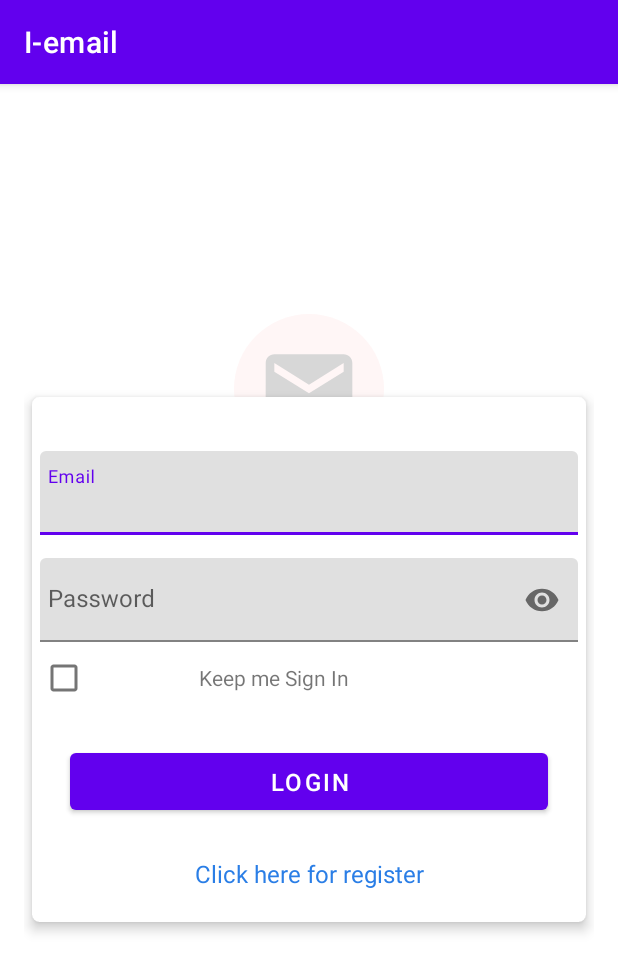
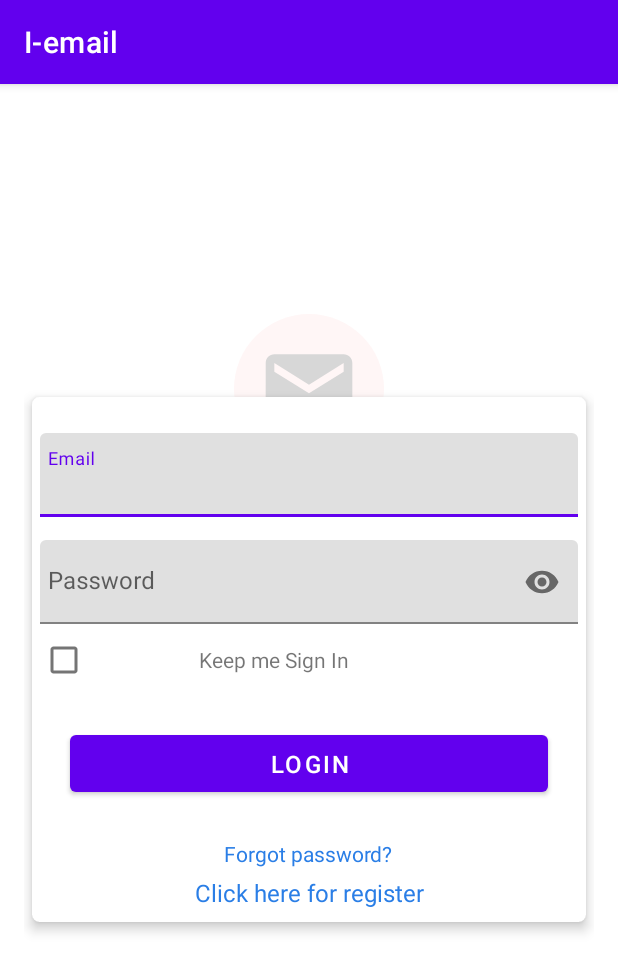
Before and after one commit to Rikanthan/voice_email, an Android app: the screen it shows after launch (MainActivity), on a phone screen of 412 x 824 dp. Shown: the top 972 px of the screen. Run offline under Robolectric (Android 15) with nearby library versions, the phone set to English and light mode, and no system bars; our stand-ins replace Firebase (no records; nobody signed in at launch, a user with empty details on screens opened directly).

Commit message:
reset password success

```diff
--- a/app/src/main/AndroidManifest.xml
+++ b/app/src/main/AndroidManifest.xml
@@ -1,7 +1,9 @@
 <?xml version="1.0" encoding="utf-8"?>
 <manifest xmlns:android="http://schemas.android.com/apk/res/android"
     package="com.example.i_email">
+
     <uses-permission android:name="android.permission.RECORD_AUDIO" />
+
     <application
         android:allowBackup="true"
         android:icon="@mipmap/ic_launcher"
@@ -9,7 +11,8 @@
         android:roundIcon="@mipmap/ic_launcher_round"
         android:supportsRtl="true"
         android:theme="@style/Theme.Iemail">
-        <activity android:name=".Home"></activity>
+        <activity android:name=".ResetPassword"></activity>
+        <activity android:name=".Home" />
         <activity android:name=".RegisterActivity" />
         <activity android:name=".MainActivity">
             <intent-filter>
--- a/app/src/main/java/com/example/i_email/MainActivity.java
+++ b/app/src/main/java/com/example/i_email/MainActivity.java
@@ -194,4 +194,9 @@ public class MainActivity extends AppCompatActivity implements View.OnClickListe
     public void onPointerCaptureChanged(boolean hasCapture) {
 
     }
+    public void resetPassword(View v)
+    {
+        Intent intent = new Intent(getApplicationContext(), ResetPassword.class);
+        startActivity(intent);
+    }
 }
--- a/app/src/main/res/layout/activity_main.xml
+++ b/app/src/main/res/layout/activity_main.xml
@@ -11,13 +11,12 @@
 
 
     <androidx.cardview.widget.CardView
-        xmlns:Card_View="http://schemas.android.com/apk/res-auto"
         android:layout_width="match_parent"
         android:layout_height="350dp"
         android:layout_margin="5dp"
         android:padding="10dp"
-        Card_View:cardCornerRadius="5dp"
-        Card_View:cardElevation="5dp">
+        app:cardCornerRadius="5dp"
+        app:cardElevation="5dp">
 
         <LinearLayout
             android:layout_width="match_parent"
@@ -80,7 +79,9 @@
                 android:layout_width="wrap_content"
                 android:layout_height="wrap_content"
                 android:text="Keep me Sign In"/>
+
             </LinearLayout>
+
             <Button
                 android:id="@+id/login"
                 android:layout_width="match_parent"
@@ -88,7 +89,18 @@
                 android:layout_margin="20dp"
                 android:text="@string/login"
                 android:textColor="@android:color/white"
-                android:textSize="16sp"/>
+                android:textSize="16sp" />
+
+            <TextView
+                android:id="@+id/textView2"
+                android:layout_width="wrap_content"
+                android:layout_height="wrap_content"
+                android:layout_weight="1"
+                android:layout_gravity="center"
+                android:layout_marginTop="5dp"
+                android:text="Forgot password?"
+                android:textColor="@color/colorPrimary"
+                android:onClick="resetPassword"/>
 
             <TextView
                 android:id="@+id/register"
@@ -98,8 +110,7 @@
                 android:gravity="center"
                 android:text="@string/create_new"
                 android:textColor="@color/colorPrimary"
-                android:textSize="16sp"/>
-
+                android:textSize="16sp" />
 
         </LinearLayout>
     </androidx.cardview.widget.CardView>
--- a/app/src/main/res/values/strings.xml
+++ b/app/src/main/res/values/strings.xml
@@ -20,6 +20,6 @@
     <string name="open">open</string>
     <string name="close">close</string>
     <string-array name="drawerOptions">
-    <item>lol</item>
+        <item>lol</item>
     </string-array>
 </resources>
```
Also changed, not shown: app/src/main/java/com/example/i_email/Home.java (+1 -51 lines), app/src/main/java/com/example/i_email/ResetPassword.java (added, +38 -0 lines), app/src/main/res/layout/activity_reset_password.xml (added, +59 -0 lines).
